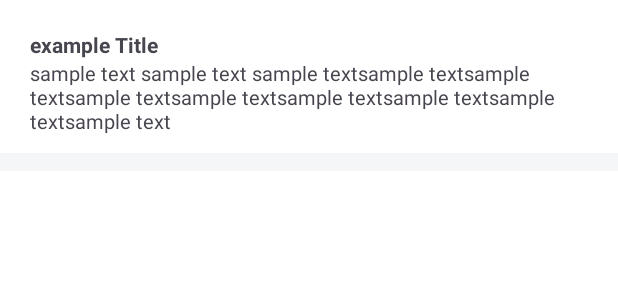
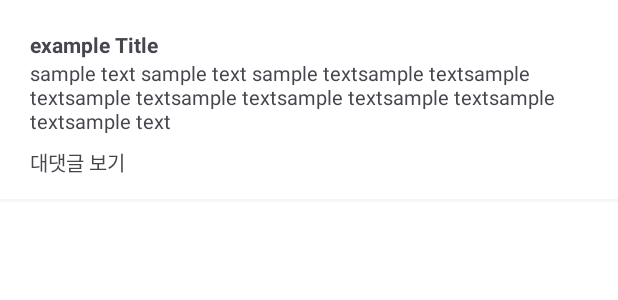
Before and after one commit to SMUMC-7th/Team-B-FE, an Android app: the layout item_rv_comment.xml on its own in the app's theme, with its tools: preview values and no code run, on a phone screen of 412 x 824 dp. Shown: the top 300 px of the screen. Run offline under Robolectric (Android 15) with nearby library versions, the phone set to English and light mode, and no system bars.

Commit message:
feature: reply adpater 구현

```diff
--- /dev/null
+++ b/app/src/main/res/drawable/bg_reply_blur.xml
@@ -0,0 +1,5 @@
+<?xml version="1.0" encoding="utf-8"?>
+<shape xmlns:android="http://schemas.android.com/apk/res/android"
+    android:shape="rectangle">
+    <solid android:color="#F2FFFFFF" />
+</shape>
--- a/app/src/main/res/layout/item_rv_comment.xml
+++ b/app/src/main/res/layout/item_rv_comment.xml
@@ -30,14 +30,36 @@
         app:layout_constraintStart_toStartOf="@id/tv_itemComment_writer"
         app:layout_constraintTop_toBottomOf="@id/tv_itemComment_writer" />
 
+
+    <TextView
+        android:id="@+id/tv_itemComment_replyAdd"
+        android:layout_width="wrap_content"
+        android:layout_height="wrap_content"
+        android:layout_marginStart="-4dp"
+        android:layout_marginTop="4dp"
+        android:padding="4dp"
+        android:text="대댓글 보기"
+        android:textSize="13sp"
+        app:layout_constraintStart_toStartOf="@id/tv_itemComment_content"
+        app:layout_constraintTop_toBottomOf="@id/tv_itemComment_content" />
+
+    <androidx.recyclerview.widget.RecyclerView
+        android:id="@+id/rv_itemComment_reply"
+        android:layout_width="match_parent"
+        android:layout_height="wrap_content"
+        app:layout_constraintTop_toBottomOf="@id/tv_itemComment_replyAdd"
+        tools:listitem="@layout/item_rv_reply"
+        android:layout_marginTop="10dp"
+        tools:itemCount="2"
+        android:visibility="gone"
+        tools:visibility="visible"/>
+
     <View
         android:id="@+id/view_itemComment_bottomView"
         android:layout_width="match_parent"
-        android:layout_height="12dp"
-        android:layout_marginTop="12dp"
+        android:layout_height="2dp"
         android:background="#F4F6F8"
         app:layout_constraintBottom_toBottomOf="parent"
-        app:layout_constraintTop_toBottomOf="@id/tv_itemComment_content" />
-
+        app:layout_constraintTop_toBottomOf="@id/rv_itemComment_reply" />
 
 </androidx.constraintlayout.widget.ConstraintLayout>
```
Also changed, not shown: app/src/main/java/com/example/umc_wireframe/presentation/community/detail/PostDetailCommentItem.kt (+8 -1 lines), app/src/main/java/com/example/umc_wireframe/presentation/community/detail/PostDetailCommentListAdapter.kt (+13 -0 lines), app/src/main/java/com/example/umc_wireframe/presentation/community/detail/PostDetailReplyListAdapter.kt (added, +61 -0 lines), app/src/main/res/layout/item_rv_reply.xml (added, +53 -0 lines).
